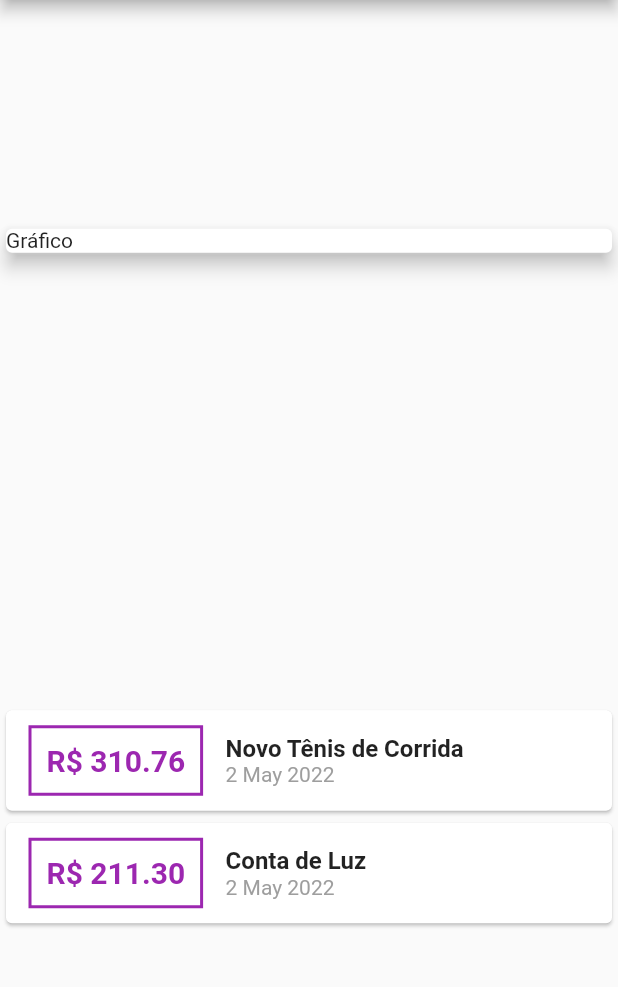
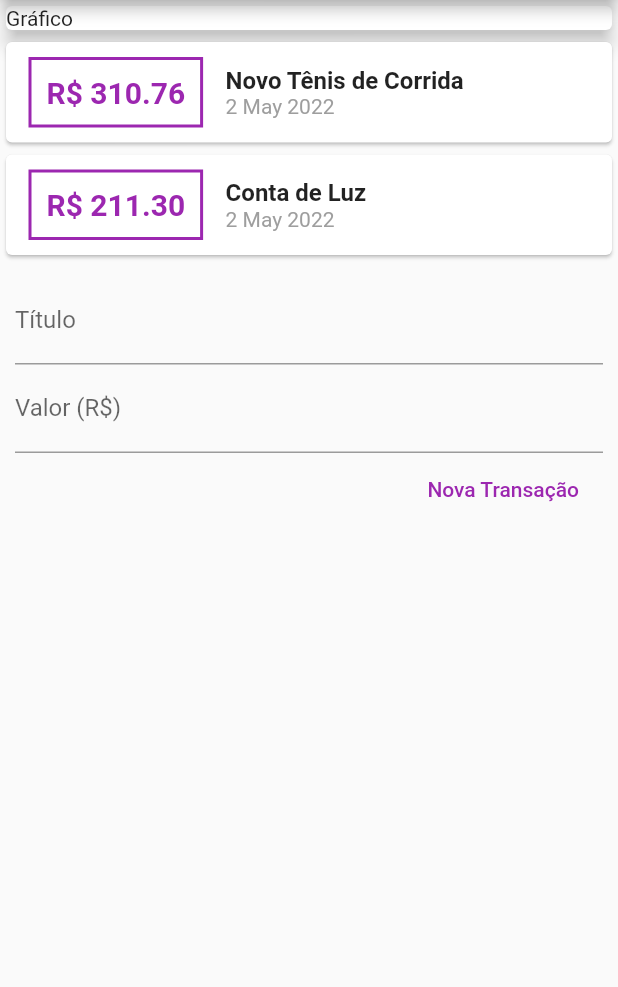
Before and after one commit to wladyband/sistemas_de_despesas, a Flutter app: the screen it shows after launch, on a phone screen of 412 x 824 dp, the part 84-1071 px from its top. Run offline on Flutter 3.47's test engine with Material 2 defaults, Android fonts, the phone set to English and light mode, and no system bars.

Commit message:
usando textField aula - 101

```diff
--- a/lib/main.dart
+++ b/lib/main.dart
@@ -41,7 +41,6 @@ class MyHomePage extends StatelessWidget {
         title: const Text('Despesas Pessoais'),
       ),
       body: Column(
-        mainAxisAlignment: MainAxisAlignment.spaceAround,
         crossAxisAlignment:CrossAxisAlignment.stretch ,
         children: [
           Container(
@@ -100,6 +99,33 @@ class MyHomePage extends StatelessWidget {
               );
             }).toList(),
           ),
+          Container(
+            margin: EdgeInsets.all(10),
+            child: Column(
+              children: [
+                TextField(
+                  decoration: InputDecoration(
+                    labelText: 'Título'
+                  ),
+                ),
+                TextField(
+                  decoration: InputDecoration(
+                      labelText: 'Valor (R\$)'
+                  ),
+                ),
+                Row(
+                  mainAxisAlignment: MainAxisAlignment.end,
+                  children: [
+                    FlatButton(
+                      child: Text('Nova Transação'),
+                      textColor: Colors.purple,
+                      onPressed: () {},
+                    )
+                  ],
+                )
+              ],
+            ),
+          )
         ],
       )
     );
```
